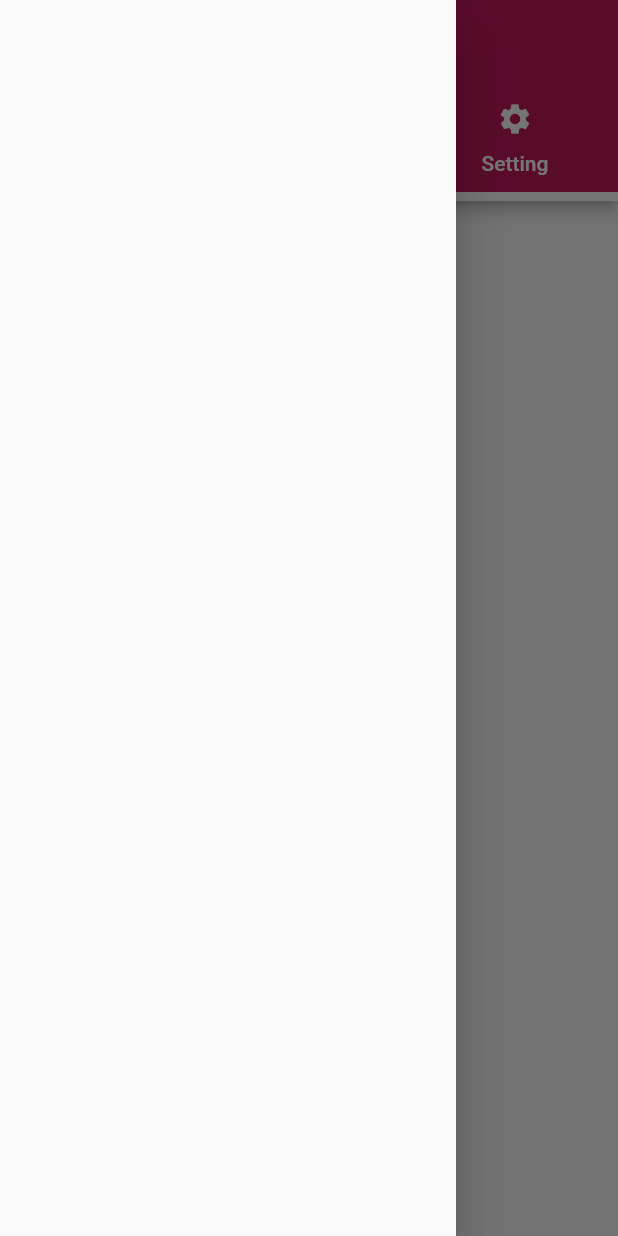
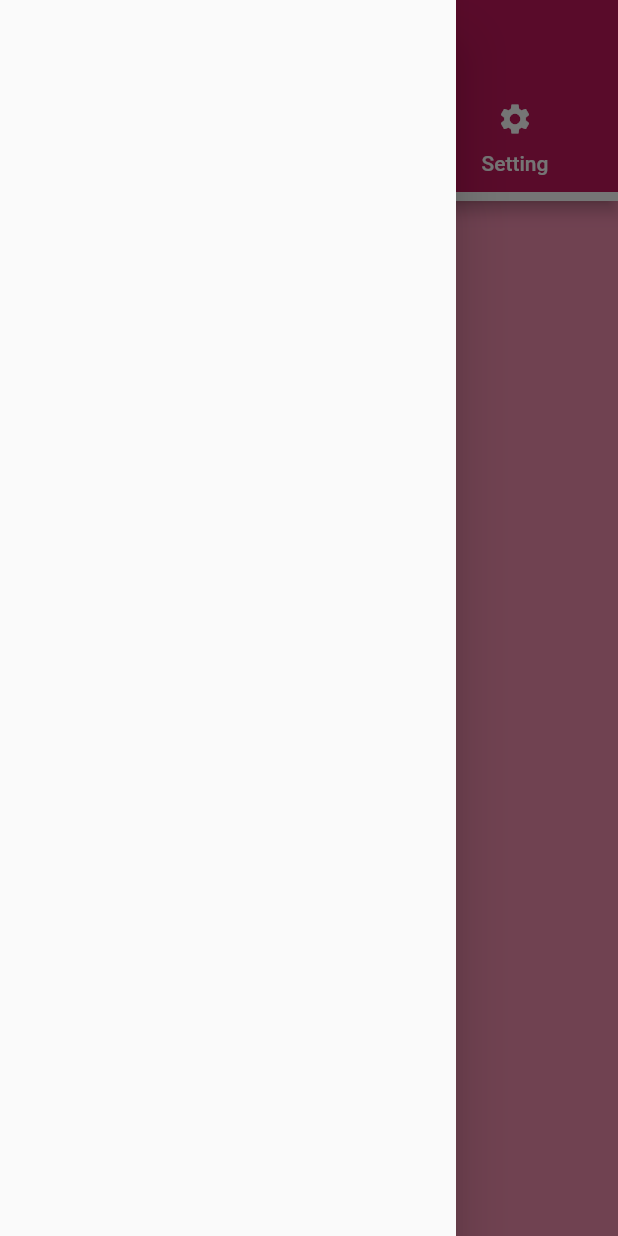
Before and after one commit to SupawadeeMakon/PiwMushRoom, a Flutter app: the MyService screen opened directly, tab 3 chosen, with the side drawer open, on a phone screen of 412 x 824 dp. Run offline on Flutter 3.47's test engine with Material 2 defaults, Android fonts, the light colour scheme and no system bars; our stand-ins replace firebase_auth, firebase_database; accounts and stored records are empty.

Commit message:
Start Setting

```diff
--- a/lib/widget/setting.dart
+++ b/lib/widget/setting.dart
@@ -8,7 +8,7 @@ class Setting extends StatefulWidget {
 class _SettingState extends State<Setting> {
   @override
   Widget build(BuildContext context) {
-    return Container(
+    return Container(color: Colors.pink.shade200,
       child: Text('This is Settting'),
     );
   }
```
